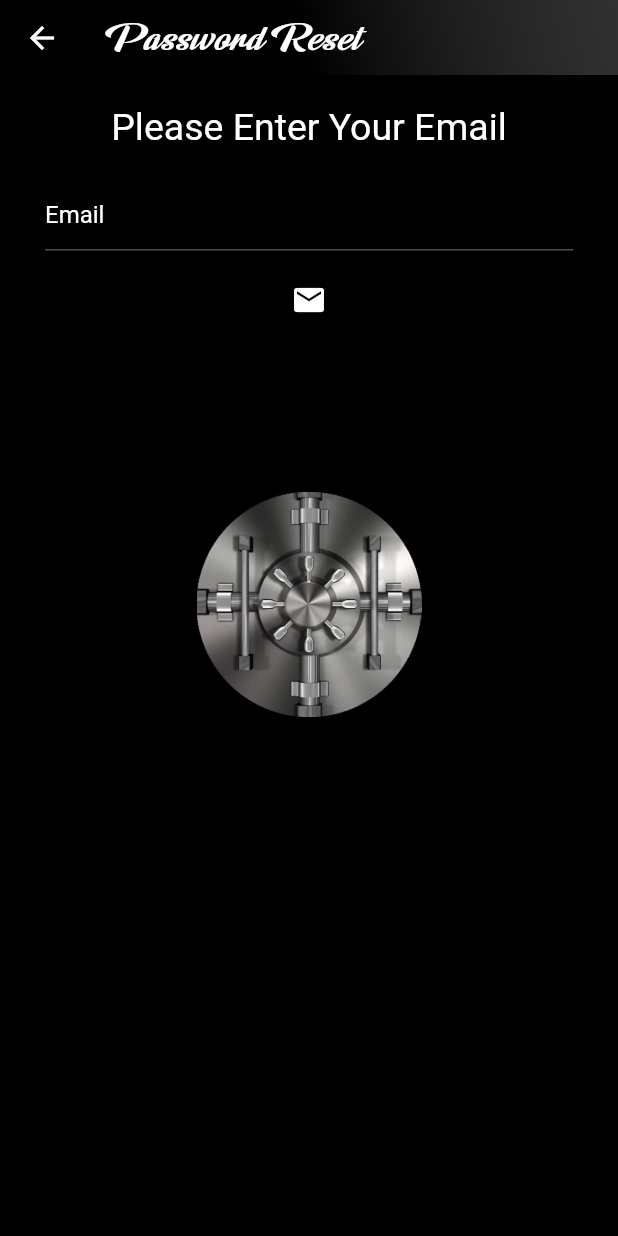
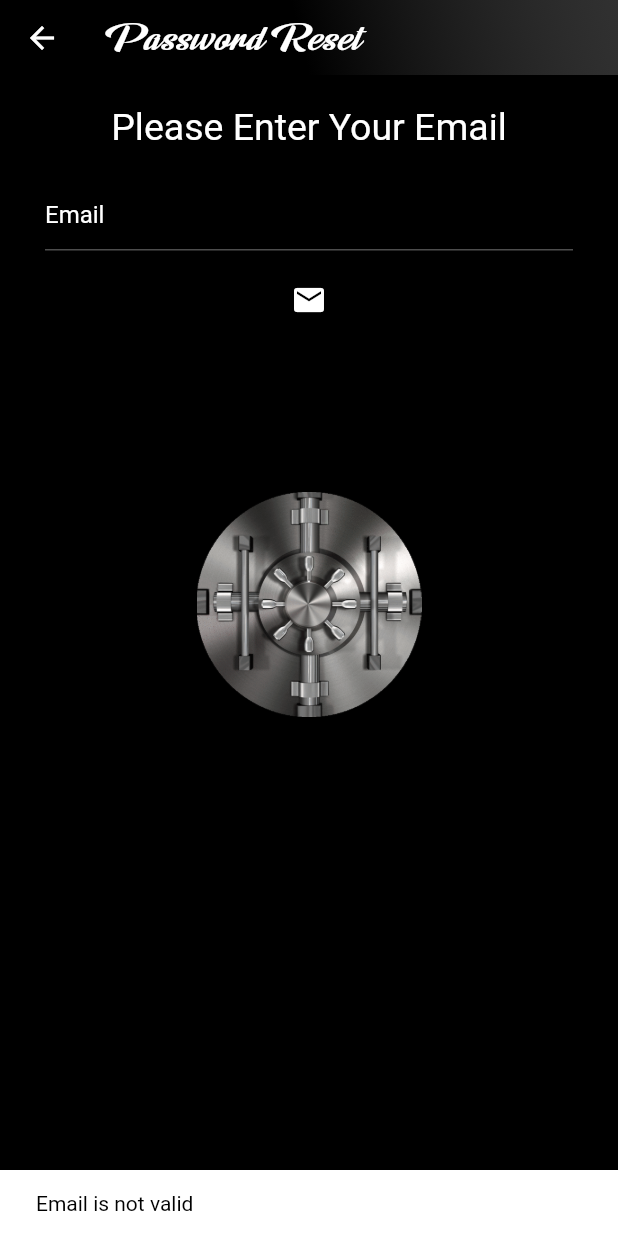
Before and after one commit to MorsCrt/3301456_203301130, a Flutter app: the Password screen opened by its route, after a tap on the "mail" icon, on a phone screen of 412 x 824 dp. Run offline on Flutter 3.47's test engine with Material 2 defaults, Android fonts, the light colour scheme and no system bars; our stand-ins replace assets_audio_player, cloud_firestore, firebase_auth, firebase_core, pie_chart; accounts and stored records are empty.

Commit message:
pass reset firebase confg

```diff
--- a/lib/screens/passreset.dart
+++ b/lib/screens/passreset.dart
@@ -1,10 +1,22 @@
+import 'package:carrental/screens/sign_in.dart';
+import 'package:carrental/services/auth/auth_services.dart';
+import 'package:carrental/util/validations.dart';
+import 'package:carrental/util/white_snackbar.dart';
 import 'package:carrental/widgets/Shared/hint_to_textfield.dart';
 import 'package:carrental/widgets/Shared/linear_gradien_appbar.dart';
 import 'package:flutter/material.dart';
 
-class Password extends StatelessWidget {
+class Password extends StatefulWidget {
   static String passRoute = "/passreset";
   const Password({Key? key}) : super(key: key);
+
+  @override
+  State<Password> createState() => _PasswordState();
+}
+
+class _PasswordState extends State<Password> {
+  final email = TextEditingController();
+  FirebaseAuthServices service = FirebaseAuthServices();
 
   @override
   Widget build(BuildContext context) {
@@ -21,15 +33,28 @@ class Password extends StatelessWidget {
                 "Please Enter Your Email",
                 style: TextStyle(color: Colors.white, fontSize: 25),
               ),
-              const Padding(
-                padding: EdgeInsets.only(top: 20, left: 20, right: 20),
-                child: HintToTextField(hintText: "Email"),
+              Padding(
+                padding: const EdgeInsets.only(top: 20, left: 20, right: 20),
+                child: HintToTextField(
+                  hintText: "Email",
+                  controller: email,
+                ),
               ),
               Padding(
                 padding: const EdgeInsets.only(top: 5),
                 child: FloatingActionButton(
                     backgroundColor: Colors.transparent,
-                    onPressed: () {},
+                    onPressed: () {
+                      if (emailValid(email) == true) {
+                        ScaffoldMessenger.of(context).showSnackBar(
+                            whiteSnackBar("Check your email box!"));
+                        service.resetPassword(email.text).then((value) =>
+                            Navigator.pushNamed(context, SignIn.signInRoute));
+                      } else {
+                        ScaffoldMessenger.of(context)
+                            .showSnackBar(whiteSnackBar("Email is not valid"));
+                      }
+                    },
                     child: const Icon(Icons.mail)),
               ),
               Padding(
--- a/lib/services/auth/auth_services.dart
+++ b/lib/services/auth/auth_services.dart
@@ -20,4 +20,12 @@ class FirebaseAuthServices {
 
     return user.user;
   }
+
+  Future signOut() async {
+    auth.signOut();
+  }
+
+  Future<void> resetPassword(String email) async {
+    await auth.sendPasswordResetEmail(email: email);
+  }
 }
```
Also changed, not shown: lib/widgets/SettingsPage/settings_list.dart (+17 -2 lines).
